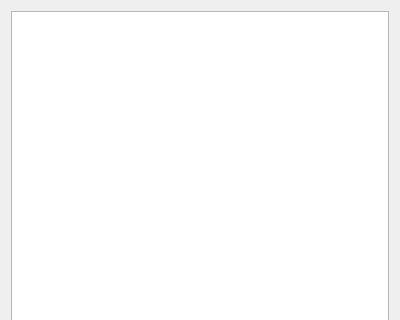
This is src/main/python/ui/xofilters.ui in 3ll3d00d/beqdesigner as Qt 5 draws it before an edit; both pictures show x 0 to 400 and y 0 to 320 of the 400 by 504 pixel window. The edited form follows.
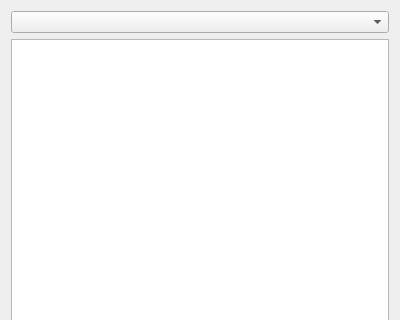
This is the edited form.

```diff
--- a/src/main/python/ui/xofilters.ui
+++ b/src/main/python/ui/xofilters.ui
@@ -14,6 +14,9 @@
    <string>Filter List</string>
   </property>
   <layout class="QVBoxLayout" name="verticalLayout">
+   <item>
+    <widget class="QComboBox" name="selector"/>
+   </item>
    <item>
     <widget class="QListWidget" name="filters"/>
    </item>
```
Left out of the diff: 27 changed lines with no effect on the pictures.
